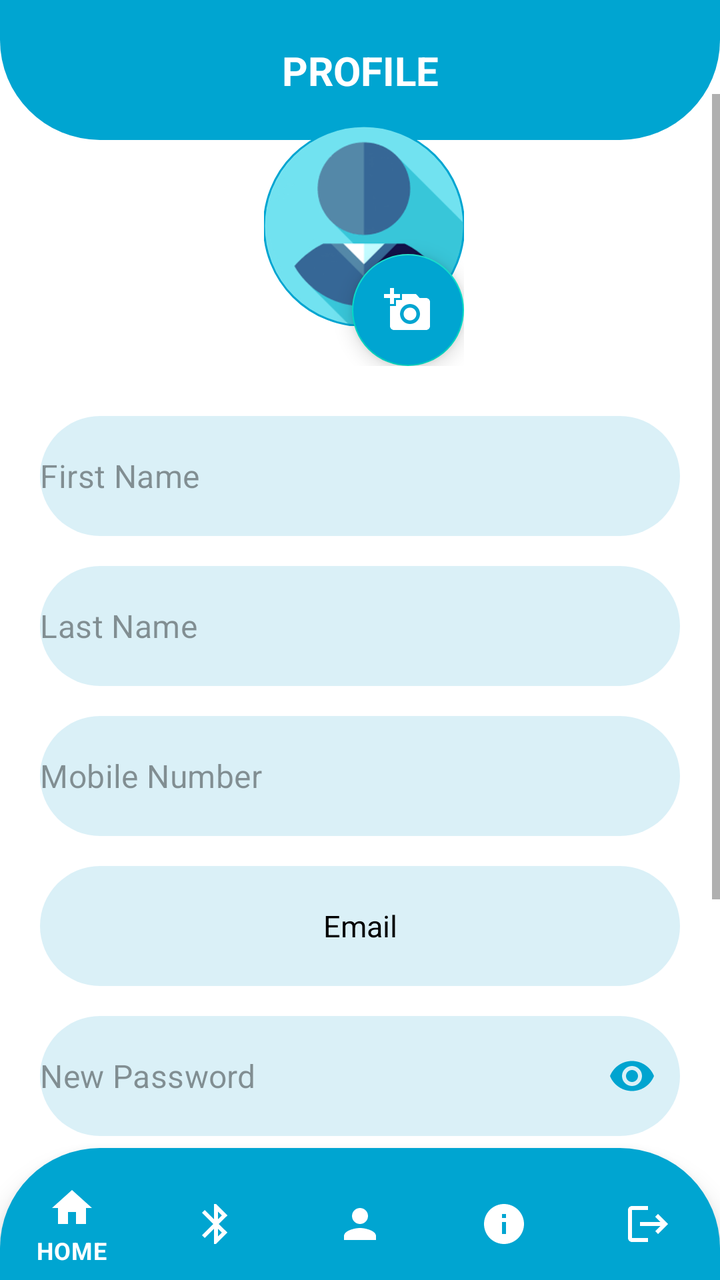
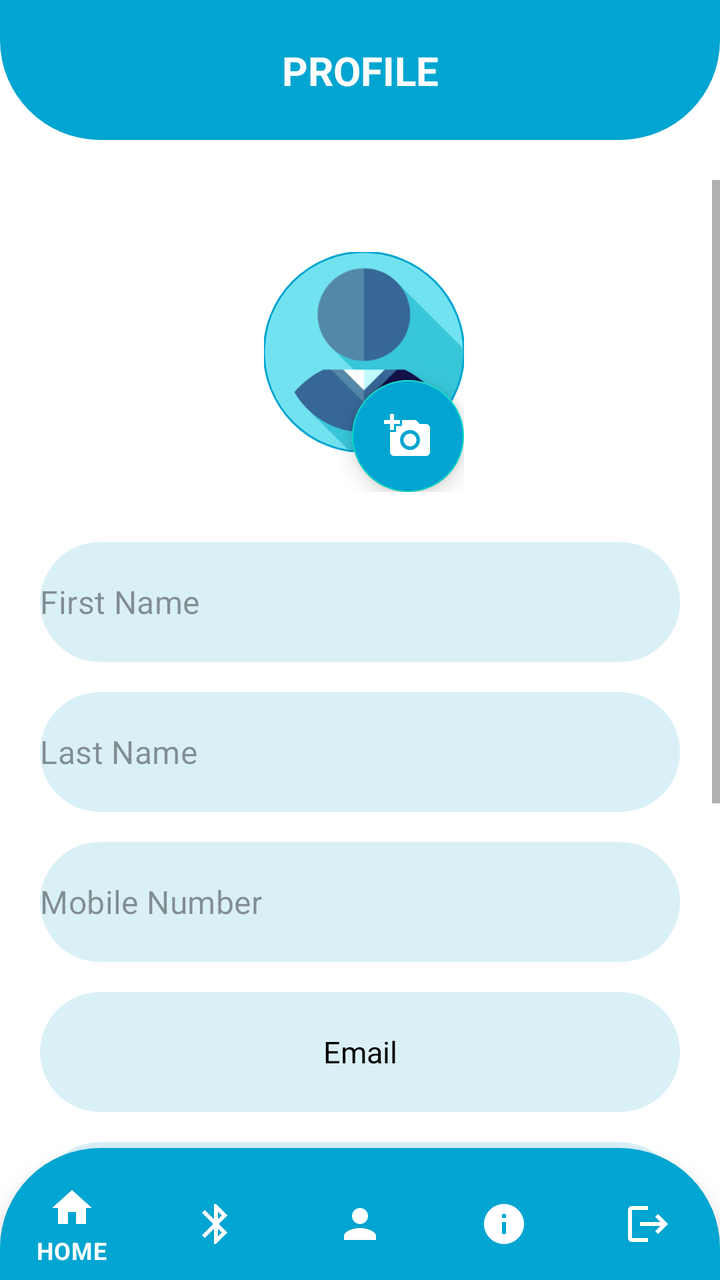

Two renders of the same Android screen: before a commit and after it. Below are the layout's source before the change and the commit's diff.
<!-- AndroidManifest.xml: application theme Theme.SleepWell -->
<!-- res/layout/activity_profile_dashboard.xml -->
<?xml version="1.0" encoding="utf-8"?>
<androidx.constraintlayout.widget.ConstraintLayout xmlns:android="http://schemas.android.com/apk/res/android"
    xmlns:app="http://schemas.android.com/apk/res-auto"
    xmlns:tools="http://schemas.android.com/tools"
    android:id="@+id/main"
    android:layout_width="match_parent"
    android:layout_height="match_parent"
    android:background="@color/white"
    tools:context=".ProfileDashboard">

    <androidx.constraintlayout.widget.ConstraintLayout
        android:id="@+id/header"
        android:layout_width="match_parent"
        android:layout_height="70dp"
        android:background="@drawable/top_background"
        app:layout_constraintEnd_toEndOf="parent"
        app:layout_constraintStart_toStartOf="parent"
        app:layout_constraintTop_toTopOf="parent" >

        <TextView
            android:layout_width="wrap_content"
            android:layout_height="wrap_content"
            android:text="Profile"
            app:layout_constraintBottom_toBottomOf="parent"
            app:layout_constraintEnd_toEndOf="parent"
            app:layout_constraintStart_toStartOf="parent"
            app:layout_constraintTop_toTopOf="parent"
            android:textColor="@color/white"
            android:textSize="20sp"
            android:textStyle="bold"
            android:textAllCaps="true"/>
    </androidx.constraintlayout.widget.ConstraintLayout>

    <ScrollView
        android:id="@+id/scrollView3"
        android:layout_width="match_parent"
        android:layout_height="550dp"
        android:layout_alignParentTop="true"
        app:layout_constraintBottom_toTopOf="@+id/bottom_nav"
        app:layout_constraintEnd_toEndOf="parent"
        app:layout_constraintStart_toStartOf="parent"
        app:layout_constraintTop_toBottomOf="@+id/header">

        <LinearLayout
            android:layout_width="match_parent"
            android:layout_height="wrap_content"
            android:orientation="vertical">

            <androidx.constraintlayout.widget.ConstraintLayout
                android:layout_width="wrap_content"
                android:layout_height="wrap_content"
                android:layout_gravity="center">

                <com.google.android.material.floatingactionbutton.FloatingActionButton
                    android:id="@+id/upload_bttn"
                    android:layout_width="wrap_content"
                    android:layout_height="wrap_content"
                    android:layout_marginStart="48dp"
                    android:layout_marginTop="80dp"
                    android:backgroundTint="#00A5D1"
                    android:contentDescription="@string/todo"
                    android:src="@drawable/baseline_add_a_photo_24"
                    android:tintMode="@color/white"
                    app:layout_constraintBottom_toBottomOf="@+id/profile_pic"
                    app:layout_constraintStart_toStartOf="parent"
                    app:layout_constraintTop_toTopOf="parent"
                    app:layout_constraintVertical_bias="0.0"/>

                <com.google.android.material.imageview.ShapeableImageView
                    android:id="@+id/profile_pic"
                    android:layout_width="100dp"
                    android:layout_height="100dp"
                    android:layout_marginStart="4dp"
                    android:layout_marginTop="16dp"
                    android:src="@drawable/profile_icon"
                    app:layout_constraintStart_toStartOf="parent"
                    app:layout_constraintTop_toTopOf="parent"
                    app:shapeAppearanceOverlay="@style/circular"
                    app:strokeColor="#00A5D1"
                    app:strokeWidth="1dp" />
            </androidx.constraintlayout.widget.ConstraintLayout>

            <LinearLayout
                android:layout_width="match_parent"
                android:layout_height="wrap_content"
                android:layout_marginTop="5dp"
                android:orientation="vertical"
                app:layout_constraintEnd_toEndOf="parent"
                app:layout_constraintStart_toStartOf="parent"
                app:layout_constraintTop_toBottomOf="@+id/upload_bttn">

                <com.google.android.material.textfield.TextInputLayout
                    android:layout_width="match_parent"
                    android:layout_height="60dp"
                    android:layout_marginStart="20dp"
                    android:layout_marginTop="20dp"
                    android:layout_marginEnd="20dp"
                    app:boxBackgroundMode="none"
                    app:hintEnabled="false">

                    <com.google.android.material.textfield.TextInputEditText
                        android:id="@+id/first_name"
                        android:layout_width="match_parent"
                        android:layout_height="match_parent"
                        android:background="@drawable/text_box_effect2"
                        android:hint="@string/first_name"
                        android:padding="0dp"
                        android:textColor="#000000"
                        android:textColorHint="#68000000" />

                </com.google.android.material.textfield.TextInputLayout>

                <com.google.android.material.textfield.TextInputLayout
                    android:layout_width="match_parent"
                    android:layout_height="60dp"
                    android:layout_marginStart="20dp"
                    android:layout_marginTop="15dp"
                    android:layout_marginEnd="20dp"
                    app:boxBackgroundMode="none"
                    app:hintEnabled="false">

                    <com.google.android.material.textfield.TextInputEditText
                        android:id="@+id/last_name"
                        android:layout_width="match_parent"
                        android:layout_height="match_parent"
                        android:background="@drawable/text_box_effect2"
                        android:hint="@string/last_name"
                        android:padding="0dp"
                        android:textColor="#000000"
                        android:textColorHint="#68000000" />

                </com.google.android.material.textfield.TextInputLayout>

                <com.google.android.material.textfield.TextInputLayout
                    android:layout_width="match_parent"
                    android:layout_height="60dp"
                    android:layout_marginStart="20dp"
                    android:layout_marginTop="15dp"
                    android:layout_marginEnd="20dp"
                    app:boxBackgroundMode="none"
                    app:hintEnabled="false">

                    <com.google.android.material.textfield.TextInputEditText
                        android:id="@+id/mobile_number"
                        android:layout_width="match_parent"
                        android:layout_height="match_parent"
                        android:background="@drawable/text_box_effect2"
                        android:hint="@string/mobile_number"
                        android:padding="0dp"
                        android:textColor="#000000"
                        android:textColorHint="#68000000" />

                </com.google.android.material.textfield.TextInputLayout>


                <LinearLayout
                    android:layout_width="match_parent"
                    android:layout_height="60dp"
                    android:orientation="vertical"
                    android:layout_marginStart="20dp"
                    android:layout_marginTop="15dp"
                    android:layout_marginEnd="20dp"
                    android:background="@drawable/text_box_effect2">

                    <TextView
                        android:id="@+id/email"
                        android:layout_width="match_parent"
                        android:layout_height="match_parent"
                        android:textColor="#000000"
                        android:text="@string/email"
                        android:padding="5dp"
                        android:textSize="15sp"
                        android:layout_gravity="center"
                        android:gravity="center"
                        android:layout_margin="10dp"/>
                </LinearLayout>

                <com.google.android.material.textfield.TextInputLayout
                    android:id="@+id/password_layout"
                    android:layout_width="match_parent"
                    android:layout_height="60dp"
                    android:layout_marginStart="20dp"
                    android:layout_marginTop="15dp"
                    android:layout_marginEnd="20dp"
                    app:boxBackgroundMode="none"
                    app:hintEnabled="false"
                    app:passwordToggleEnabled="true"
                    app:passwordToggleTint="#00A4D0">

                    <com.google.android.material.textfield.TextInputEditText
                        android:id="@+id/password"
                        android:layout_width="match_parent"
                        android:layout_height="match_parent"
                        android:background="@drawable/text_box_effect2"
                        android:hint="@string/new_password"
                        android:inputType="textPassword"
                        android:padding="0dp"
                        android:textColor="#000000"
                        android:textColorHint="#68000000" />

                </com.google.android.material.textfield.TextInputLayout>

                <com.google.android.material.textfield.TextInputLayout
                    android:id="@+id/password_layout_2"
                    android:layout_width="match_parent"
                    android:layout_height="60dp"
                    android:layout_marginStart="20dp"
                    android:layout_marginTop="15dp"
                    android:layout_marginEnd="20dp"
                    app:boxBackgroundMode="none"
                    app:hintEnabled="false"
                    app:passwordToggleEnabled="true"
                    app:passwordToggleTint="#00A4D0">

                    <com.google.android.material.textfield.TextInputEditText
                        android:id="@+id/confirm_password"
                        android:layout_width="match_parent"
                        android:layout_height="match_parent"
                        android:background="@drawable/text_box_effect2"
                        android:hint="@string/confirm_password"
                        android:inputType="textPassword"
                        android:padding="0dp"
                        android:textColor="#000000"
                        android:textColorHint="#68000000" />

                </com.google.android.material.textfield.TextInputLayout>


                <androidx.appcompat.widget.AppCompatButton
                    android:id="@+id/change_profile_bttn"
                    android:layout_width="match_parent"
                    android:layout_height="55dp"
                    android:layout_marginStart="50dp"
                    android:layout_marginTop="50dp"
                    android:layout_marginEnd="50dp"
                    android:layout_marginBottom="50dp"
                    android:background="@drawable/ripple_effect"
                    android:text="@string/submit"
                    android:textAllCaps="false"
                    android:textColor="#FFFFFF"
                    android:textSize="18sp" />

            </LinearLayout>

        </LinearLayout>
    </ScrollView>

    <com.google.android.material.bottomnavigation.BottomNavigationView
        android:id="@+id/bottom_nav"
        android:layout_width="match_parent"
        android:layout_height="wrap_content"
        android:background="@drawable/bottom_background"
        android:paddingTop="10dp"
        app:itemIconTint="@color/white"
        app:itemTextColor="@color/white"
        app:layout_constraintBottom_toBottomOf="parent"
        app:layout_constraintEnd_toEndOf="parent"
        app:layout_constraintStart_toStartOf="parent"
        app:menu="@menu/bottom_nav_menu" />

    <ProgressBar
        android:id="@+id/progressBar"
        android:layout_width="wrap_content"
        android:layout_height="wrap_content"
        android:indeterminateTint="#00A4D0"
        android:visibility="gone"
        app:layout_constraintBottom_toBottomOf="parent"
        app:layout_constraintEnd_toEndOf="parent"
        app:layout_constraintStart_toStartOf="parent"
        app:layout_constraintTop_toTopOf="parent" />

</androidx.constraintlayout.widget.ConstraintLayout>
<!-- resources referenced by this layout -->
<resources>
  <color name="white">#FFFFFFFF</color>
  <!-- drawable baseline_add_a_photo_24 (drawable) -->
  <vector android:height="24dp" android:tint="#FDFDFD"
      android:viewportHeight="24" android:viewportWidth="24"
      android:width="24dp" xmlns:android="http://schemas.android.com/apk/res/android">
      <path android:fillColor="@android:color/white" android:pathData="M3,4V1h2v3h3v2H5v3H3V6H0V4H3zM6,10V7h3V4h7l1.83,2H21c1.1,0 2,0.9 2,2v12c0,1.1 -0.9,2 -2,2H5c-1.1,0 -2,-0.9 -2,-2V10H6zM13,19c2.76,0 5,-2.24 5,-5s-2.24,-5 -5,-5s-5,2.24 -5,5S10.24,19 13,19zM9.8,14c0,1.77 1.43,3.2 3.2,3.2s3.2,-1.43 3.2,-3.2s-1.43,-3.2 -3.2,-3.2S9.8,12.23 9.8,14z"/>
  </vector>
  <!-- drawable bottom_background (drawable) -->
  <?xml version="1.0" encoding="utf-8"?>
  <shape xmlns:android="http://schemas.android.com/apk/res/android"
          android:shape="rectangle">
  
      <solid android:color="#00A5D1"/>
      <corners android:topLeftRadius="50dp"
               android:topRightRadius="50dp"/>
  </shape>
  <!-- drawable profile_icon: png bitmap (drawable, 83450 bytes) -->
  <!-- drawable ripple_effect (drawable) -->
  <?xml version="1.0" encoding="utf-8"?>
  <ripple xmlns:android="http://schemas.android.com/apk/res/android"
      android:color="#FFFFFF">
  
      <item >
          <shape android:shape="rectangle">
              <solid android:color="#00A5D1"/>
              <corners android:radius="20dp"/>
              <stroke android:color="@color/white"
                      android:width="2dp"/>
          </shape>
      </item>
  </ripple>
  <!-- drawable text_box_effect2 (drawable) -->
  <?xml version="1.0" encoding="utf-8"?>
  <shape android:shape="rectangle" xmlns:android="http://schemas.android.com/apk/res/android">
      <solid android:color="#DAF0F7"/>
      <corners android:radius="200dp"/>
  </shape>
  <!-- drawable top_background (drawable) -->
  <?xml version="1.0" encoding="utf-8"?>
  <shape  xmlns:android="http://schemas.android.com/apk/res/android"
      android:shape="rectangle">
  
      <solid android:color="#00A5D1"/>
      <corners android:bottomLeftRadius="50dp"
          android:bottomRightRadius="50dp"/>
  
  </shape>
  <string name="confirm_password">Confirm Password</string>
  <string name="email">Email</string>
  <string name="first_name">First Name</string>
  <string name="last_name">Last Name</string>
  <string name="mobile_number">Mobile Number</string>
  <string name="new_password">New Password</string>
  <string name="submit">Submit</string>
  <string name="todo">TODO</string>
  <style name="circular">
          <item name="cornerSize">50%</item>
      </style>
  <style name="Theme.SleepWell" parent="Base.Theme.SleepWell" />
  <style name="Base.Theme.SleepWell" parent="Theme.MaterialComponents.Light.NoActionBar">
          
          <item name="colorPrimary">#00A5D1</item>
      </style>
</resources>

<!-- the commit's change to res/layout/activity_profile_dashboard.xml (unified diff, before → after) -->
@@ -36,15 +36,17 @@
         android:layout_width="match_parent"
         android:layout_height="550dp"
         android:layout_alignParentTop="true"
-        app:layout_constraintBottom_toTopOf="@+id/bottom_nav"
-        app:layout_constraintEnd_toEndOf="parent"
-        app:layout_constraintStart_toStartOf="parent"
-        app:layout_constraintTop_toBottomOf="@+id/header">
+        app:layout_constraintEnd_toEndOf="parent"
+        app:layout_constraintStart_toStartOf="parent"
+        app:layout_constraintTop_toBottomOf="@+id/header"
+        android:layout_marginTop="20dp">
 
         <LinearLayout
             android:layout_width="match_parent"
             android:layout_height="wrap_content"
-            android:orientation="vertical">
+            android:orientation="vertical"
+            android:layout_marginBottom="250dp"
+            android:layout_marginTop="20dp">
 
             <androidx.constraintlayout.widget.ConstraintLayout
                 android:layout_width="wrap_content"
@@ -233,7 +235,7 @@
                     android:layout_marginStart="50dp"
                     android:layout_marginTop="50dp"
                     android:layout_marginEnd="50dp"
-                    android:layout_marginBottom="50dp"
+                    android:layout_marginBottom="250dp"
                     android:background="@drawable/ripple_effect"
                     android:text="@string/submit"
                     android:textAllCaps="false"
